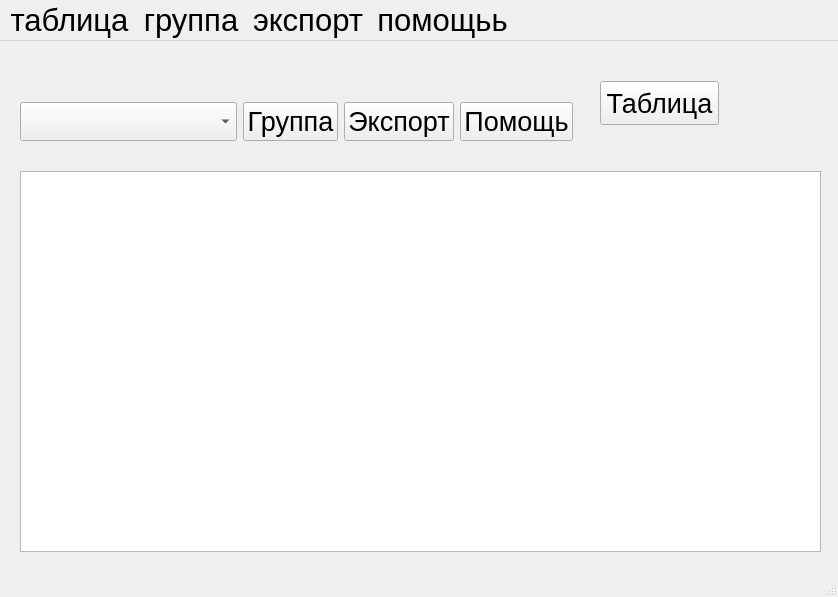
This is ui_main.ui in came0987/dbms_mpei as Qt 5 draws it before an edit. The edited form follows.
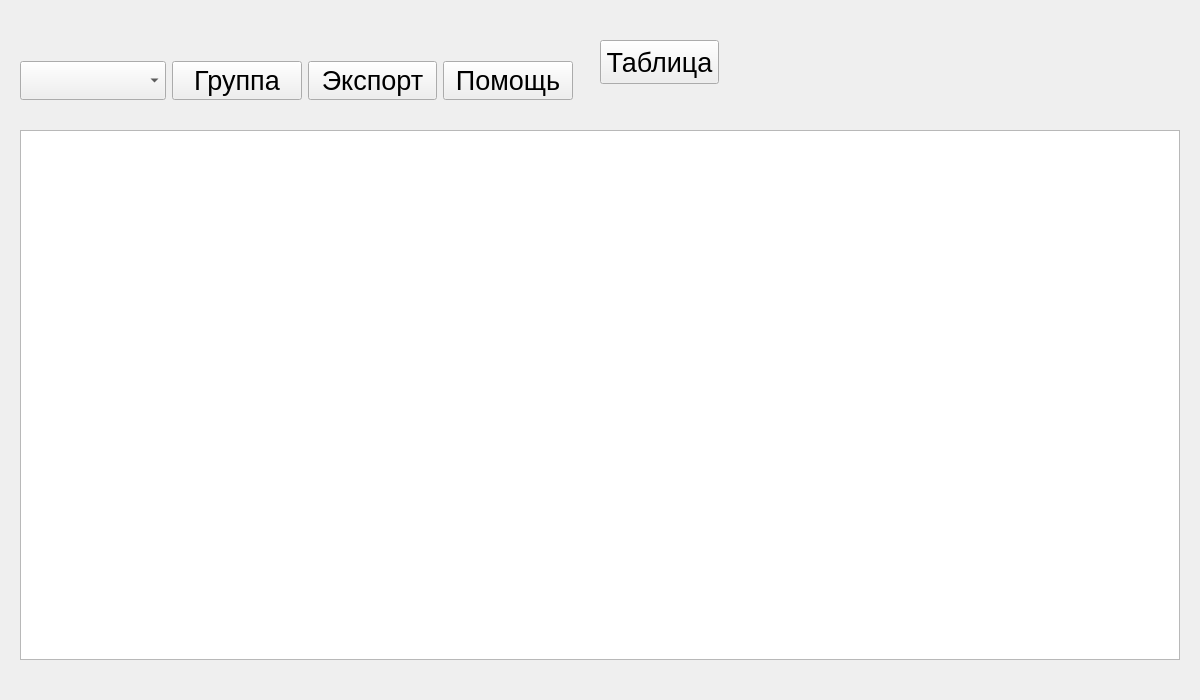
This is the edited form.

Commit message: add table selection in combobox

Diff of the .ui file:
```diff
--- a/ui_main.ui
+++ b/ui_main.ui
@@ -2,17 +2,41 @@
 <ui version="4.0">
  <class>MainWindow</class>
  <widget class="QMainWindow" name="MainWindow">
+  <property name="enabled">
+   <bool>true</bool>
+  </property>
   <property name="geometry">
    <rect>
     <x>0</x>
     <y>0</y>
-    <width>838</width>
-    <height>597</height>
+    <width>1200</width>
+    <height>700</height>
    </rect>
   </property>
+  <property name="sizePolicy">
+   <sizepolicy hsizetype="Preferred" vsizetype="Preferred">
+    <horstretch>0</horstretch>
+    <verstretch>0</verstretch>
+   </sizepolicy>
+  </property>
+  <property name="minimumSize">
+   <size>
+    <width>1200</width>
+    <height>700</height>
+   </size>
+  </property>
+  <property name="maximumSize">
+   <size>
+    <width>1200</width>
+    <height>700</height>
+   </size>
+  </property>
   <property name="windowTitle">
    <string>Обработка данных о выставочных экспонатах.</string>
   </property>
+  <property name="tabShape">
+   <enum>QTabWidget::TabShape::Rounded</enum>
+  </property>
   <widget class="QWidget" name="centralwidget">
    <widget class="QWidget" name="layoutWidget">
     <property name="geometry">
@@ -43,22 +67,17 @@
        </property>
        <item>
         <property name="text">
-         <string>123</string>
+         <string>Выставки</string>
         </property>
        </item>
        <item>
         <property name="text">
-         <string>12332</string>
+         <string>ГРНТИ</string>
         </property>
        </item>
        <item>
         <property name="text">
-         <string>123213</string>
-        </property>
-       </item>
-       <item>
-        <property name="text">
-         <string>Новый элемент</string>
+         <string>ВУЗы</string>
         </property>
        </item>
       </widget>
@@ -109,8 +128,8 @@
      <rect>
       <x>20</x>
       <y>130</y>
-      <width>801</width>
-      <height>381</height>
+      <width>1160</width>
+      <height>530</height>
      </rect>
     </property>
     <property name="currentIndex">
@@ -122,8 +141,8 @@
        <rect>
         <x>0</x>
         <y>0</y>
-        <width>801</width>
-        <height>381</height>
+        <width>1160</width>
+        <height>530</height>
        </rect>
       </property>
       <widget class="QWidget" name="vyst_mo">
@@ -132,32 +151,38 @@
          <rect>
           <x>0</x>
           <y>0</y>
-          <width>801</width>
-          <height>381</height>
+          <width>1160</width>
+          <height>530</height>
          </rect>
         </property>
+        <property name="sizePolicy">
+         <sizepolicy hsizetype="Expanding" vsizetype="Expanding">
+          <horstretch>0</horstretch>
+          <verstretch>0</verstretch>
+         </sizepolicy>
+        </property>
        </widget>
       </widget>
       <widget class="QWidget" name="vuz">
-       <widget class="QTableWidget" name="vuz_table">
+       <widget class="QTableView" name="vuz_table">
         <property name="geometry">
          <rect>
           <x>0</x>
           <y>0</y>
-          <width>801</width>
-          <height>381</height>
+          <width>1160</width>
+          <height>530</height>
          </rect>
         </property>
        </widget>
       </widget>
       <widget class="QWidget" name="grntirub">
-       <widget class="QTableWidget" name="grntirub_table">
+       <widget class="QTableView" name="grntirub_table">
         <property name="geometry">
          <rect>
           <x>0</x>
           <y>0</y>
-          <width>801</width>
-          <height>381</height>
+          <width>1160</width>
+          <height>530</height>
          </rect>
         </property>
        </widget>
@@ -168,10 +193,10 @@
      <widget class="QTableWidget" name="group_table">
       <property name="geometry">
        <rect>
-        <x>5</x>
-        <y>11</y>
-        <width>801</width>
-        <height>381</height>
+        <x>0</x>
+        <y>0</y>
+        <width>1160</width>
+        <height>530</height>
        </rect>
       </property>
      </widget>
@@ -204,61 +229,6 @@
     </property>
    </widget>
   </widget>
-  <widget class="QStatusBar" name="statusbar">
-   <property name="enabled">
-    <bool>true</bool>
-   </property>
-  </widget>
-  <widget class="QMenuBar" name="menuBar">
-   <property name="geometry">
-    <rect>
-     <x>0</x>
-     <y>0</y>
-     <width>838</width>
-     <height>48</height>
-    </rect>
-   </property>
-   <property name="font">
-    <font>
-     <pointsize>23</pointsize>
-    </font>
-   </property>
-   <widget class="QMenu" name="menu">
-    <property name="font">
-     <font>
-      <pointsize>17</pointsize>
-     </font>
-    </property>
-    <property name="title">
-     <string>таблица</string>
-    </property>
-   </widget>
-   <widget class="QMenu" name="menu_2">
-    <property name="title">
-     <string>группа</string>
-    </property>
-   </widget>
-   <widget class="QMenu" name="menu_3">
-    <property name="title">
-     <string>экспорт</string>
-    </property>
-   </widget>
-   <widget class="QMenu" name="menu_4">
-    <property name="tearOffEnabled">
-     <bool>false</bool>
-    </property>
-    <property name="title">
-     <string>помощьь</string>
-    </property>
-    <property name="separatorsCollapsible">
-     <bool>false</bool>
-    </property>
-   </widget>
-   <addaction name="menu"/>
-   <addaction name="menu_2"/>
-   <addaction name="menu_3"/>
-   <addaction name="menu_4"/>
-  </widget>
  </widget>
  <resources/>
  <connections/>
```
The commit also changes 2 other files.
